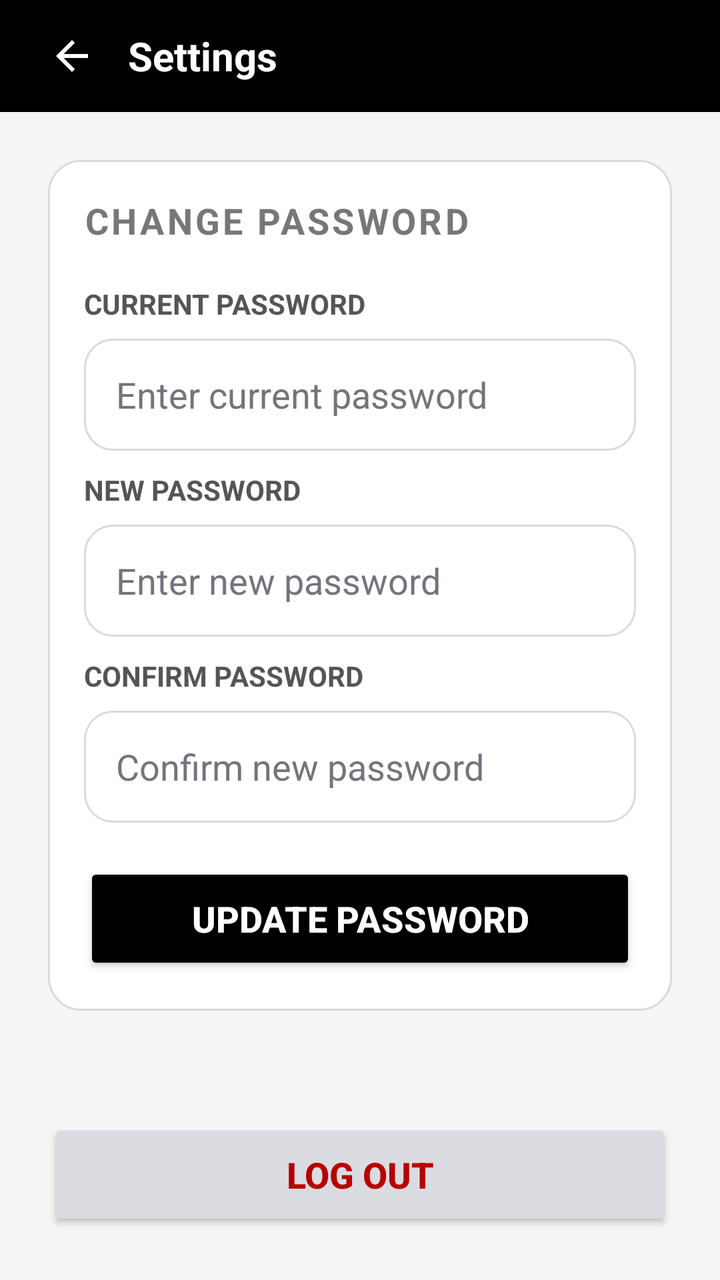
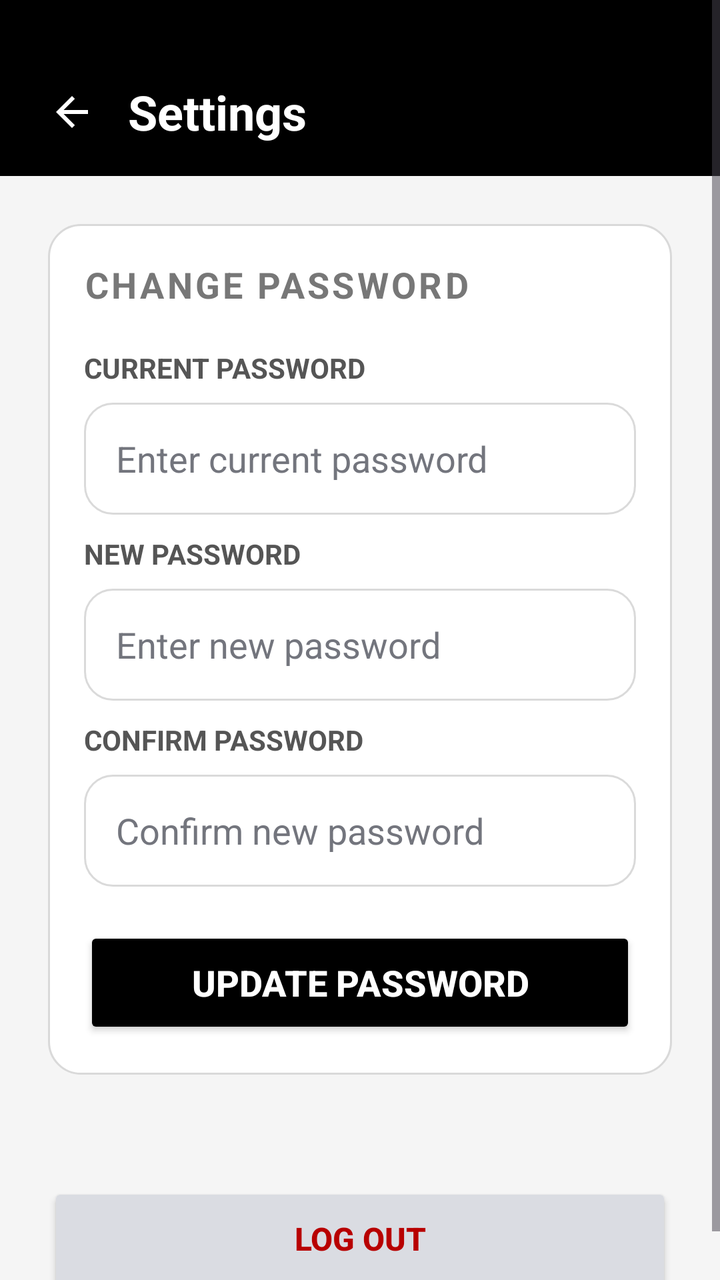

The first picture is an Android layout as it rendered before a commit; the second is the same layout after the commit. The layout source and the unified diff follow.
<!-- AndroidManifest.xml: application theme Theme.MessMaster -->
<!-- res/layout/activity_manager_settings.xml -->
<?xml version="1.0" encoding="utf-8"?>
<ScrollView xmlns:android="http://schemas.android.com/apk/res/android"
    xmlns:tools="http://schemas.android.com/tools"
    xmlns:app="http://schemas.android.com/apk/res-auto"
    android:layout_width="match_parent"
    android:layout_height="match_parent"
    android:background="#F5F5F5"
    android:fillViewport="true"
    android:fitsSystemWindows="true"
    tools:context=".managerdashboard.SettingsActivity">

    <LinearLayout
        android:layout_width="match_parent"
        android:layout_height="wrap_content"
        android:orientation="vertical"
        android:paddingBottom="18dp">

        <LinearLayout
            android:layout_width="match_parent"
            android:layout_height="56dp"
            android:background="#000000"
            android:orientation="horizontal"
            android:gravity="center_vertical"
            android:paddingHorizontal="16dp">

            <ImageButton
                android:id="@+id/btnBack"
                android:layout_width="40dp"
                android:layout_height="40dp"
                android:src="@drawable/back_arrow"
                app:tint="#FFFFFF"
                android:background="?attr/selectableItemBackgroundBorderless"
                android:contentDescription="Back" />

            <TextView
                android:layout_width="wrap_content"
                android:layout_height="wrap_content"
                android:text="Settings"
                android:textSize="20sp"
                android:textStyle="bold"
                android:textColor="#FFFFFF"
                android:layout_marginStart="8dp" />

        </LinearLayout>

        <LinearLayout
            android:layout_width="match_parent"
            android:layout_height="wrap_content"
            android:layout_margin="24dp"
            android:background="@drawable/bg_white_card"
            android:padding="18dp"
            android:orientation="vertical">

            <TextView
                android:layout_width="wrap_content"
                android:layout_height="wrap_content"
                android:text="CHANGE PASSWORD"
                android:textColor="#777777"
                android:textSize="18sp"
                android:textStyle="bold"
                android:letterSpacing="0.08"/>

            <TextView
                android:layout_width="wrap_content"
                android:layout_height="wrap_content"
                android:text="CURRENT PASSWORD"
                android:textStyle="bold"
                android:textColor="#555555"
                android:textSize="14sp"
                android:layout_marginTop="20dp"
                android:layout_marginBottom="8dp"/>

            <EditText
                android:id="@+id/etCurrentPassword"
                android:layout_width="match_parent"
                android:layout_height="56dp"
                android:background="@drawable/bg_input_manager"
                android:paddingStart="16dp"
                android:paddingEnd="8dp"
                android:hint="Enter current password"
                android:textColorHint="@color/text_secondary"
                android:inputType="textPassword"/>

            <TextView
                android:layout_width="wrap_content"
                android:layout_height="wrap_content"
                android:text="NEW PASSWORD"
                android:textStyle="bold"
                android:textColor="#555555"
                android:textSize="14sp"
                android:layout_marginTop="10dp"
                android:layout_marginBottom="8dp"/>

            <EditText
                android:id="@+id/etNewPassword"
                android:layout_width="match_parent"
                android:layout_height="56dp"
                android:background="@drawable/bg_input_manager"
                android:paddingStart="16dp"
                android:paddingEnd="8dp"
                android:hint="Enter new password"
                android:textColorHint="@color/text_secondary"
                android:inputType="textPassword"/>

            <TextView
                android:layout_width="wrap_content"
                android:layout_height="wrap_content"
                android:text="CONFIRM PASSWORD"
                android:textStyle="bold"
                android:textColor="#555555"
                android:textSize="14sp"
                android:layout_marginTop="10dp"
                android:layout_marginBottom="8dp"/>

            <EditText
                android:id="@+id/etConfirmPassword"
                android:layout_width="match_parent"
                android:layout_height="56dp"
                android:background="@drawable/bg_input_manager"
                android:paddingStart="16dp"
                android:paddingEnd="8dp"
                android:hint="Confirm new password"
                android:textColorHint="@color/text_secondary"
                android:inputType="textPassword"/>

            <Button
                android:id="@+id/btnUpdatePassword"
                android:layout_width="match_parent"
                android:layout_height="56dp"
                android:layout_marginTop="20dp"
                android:backgroundTint="@color/black"
                android:text="Update Password"
                android:textColor="@color/white"
                android:textSize="18sp"
                android:textStyle="bold" />

        </LinearLayout>

        <Button
            android:id="@+id/btnLogOut"
            android:layout_width="match_parent"
            android:layout_height="56dp"
            android:backgroundTint="#DADCE2"
            android:text="Log out"
            android:textColor="#B80000"
            android:textSize="18sp"
            android:textStyle="bold"
            android:layout_marginTop="30dp"
            android:layout_marginHorizontal="24dp"/>

    </LinearLayout>

</ScrollView>
<!-- resources referenced by this layout -->
<resources>
  <color name="black">#FF000000</color>
  <color name="text_secondary">#73757D</color>
  <color name="white">#FFFFFFFF</color>
  <!-- drawable back_arrow (drawable) -->
  <vector xmlns:android="http://schemas.android.com/apk/res/android"
      android:width="24dp"
      android:height="24dp"
      android:viewportWidth="960"
      android:viewportHeight="960">
    <path
        android:pathData="m313,520 l224,224 -57,56 -320,-320 320,-320 57,56 -224,224h487v80L313,520Z"
        android:fillColor="#000000"/>
  </vector>
  <!-- drawable bg_input_manager (drawable) -->
  <?xml version="1.0" encoding="utf-8"?>
  <shape xmlns:android="http://schemas.android.com/apk/res/android">
      <solid android:color="#FFFFFF" />
      <stroke android:width="1dp" android:color="#DADADA" />
      <corners android:radius="14dp" />
  </shape>
  <!-- drawable bg_white_card (drawable) -->
  <?xml version="1.0" encoding="utf-8"?>
  <shape xmlns:android="http://schemas.android.com/apk/res/android">
      <solid android:color="#FFFFFF" />
      <stroke android:width="1dp" android:color="#D9D9D9" />
      <corners android:radius="16dp" />
  </shape>
  <style name="Theme.MessMaster" parent="Base.Theme.MessMaster" />
  <style name="Base.Theme.MessMaster" parent="Theme.Material3.DayNight.NoActionBar">
          
          
      </style>
</resources>

<!-- the commit's change to res/layout/activity_manager_settings.xml (unified diff, before → after) -->
@@ -17,11 +17,13 @@
 
         <LinearLayout
             android:layout_width="match_parent"
-            android:layout_height="56dp"
+            android:layout_height="88dp"
             android:background="#000000"
             android:orientation="horizontal"
             android:gravity="center_vertical"
-            android:paddingHorizontal="16dp">
+            android:paddingStart="16dp"
+            android:paddingEnd="24dp"
+            android:paddingTop="24dp">
 
             <ImageButton
                 android:id="@+id/btnBack"
@@ -36,7 +38,7 @@
                 android:layout_width="wrap_content"
                 android:layout_height="wrap_content"
                 android:text="Settings"
-                android:textSize="20sp"
+                android:textSize="24sp"
                 android:textStyle="bold"
                 android:textColor="#FFFFFF"
                 android:layout_marginStart="8dp" />
@@ -78,6 +80,7 @@
                 android:paddingStart="16dp"
                 android:paddingEnd="8dp"
                 android:hint="Enter current password"
+                android:textColor="@color/black"
                 android:textColorHint="@color/text_secondary"
                 android:inputType="textPassword"/>
 
@@ -99,6 +102,7 @@
                 android:paddingStart="16dp"
                 android:paddingEnd="8dp"
                 android:hint="Enter new password"
+                android:textColor="@color/black"
                 android:textColorHint="@color/text_secondary"
                 android:inputType="textPassword"/>
 
@@ -120,6 +124,7 @@
                 android:paddingStart="16dp"
                 android:paddingEnd="8dp"
                 android:hint="Confirm new password"
+                android:textColor="@color/black"
                 android:textColorHint="@color/text_secondary"
                 android:inputType="textPassword"/>
 
@@ -143,7 +148,7 @@
             android:backgroundTint="#DADCE2"
             android:text="Log out"
             android:textColor="#B80000"
-            android:textSize="18sp"
+            android:textSize="16sp"
             android:textStyle="bold"
             android:layout_marginTop="30dp"
             android:layout_marginHorizontal="24dp"/>
